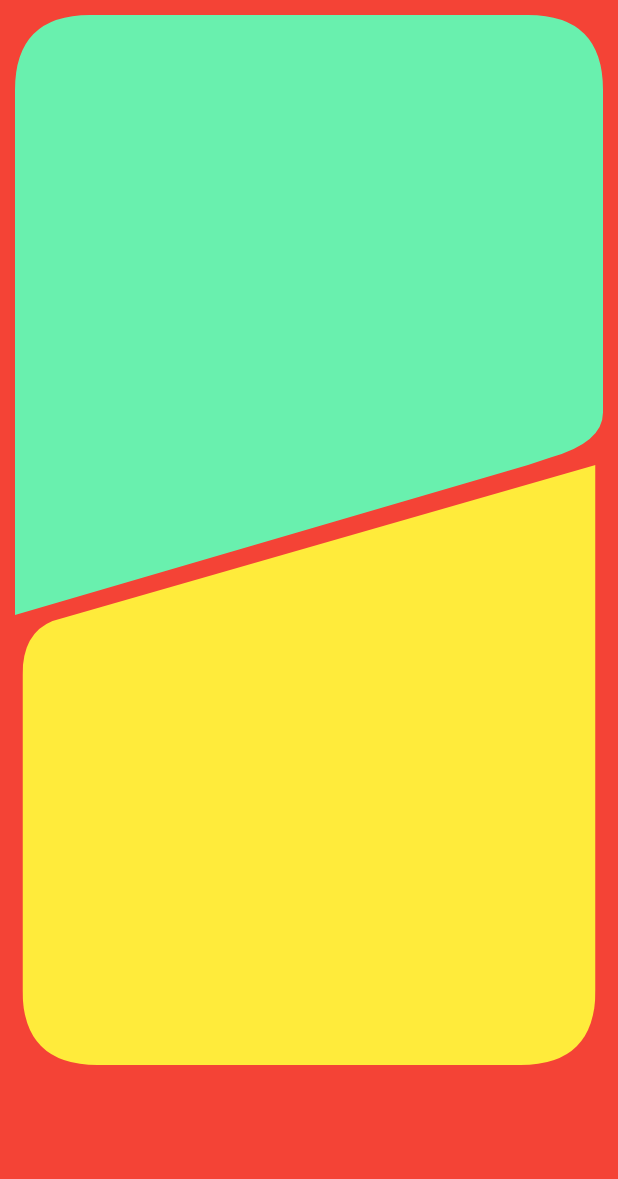
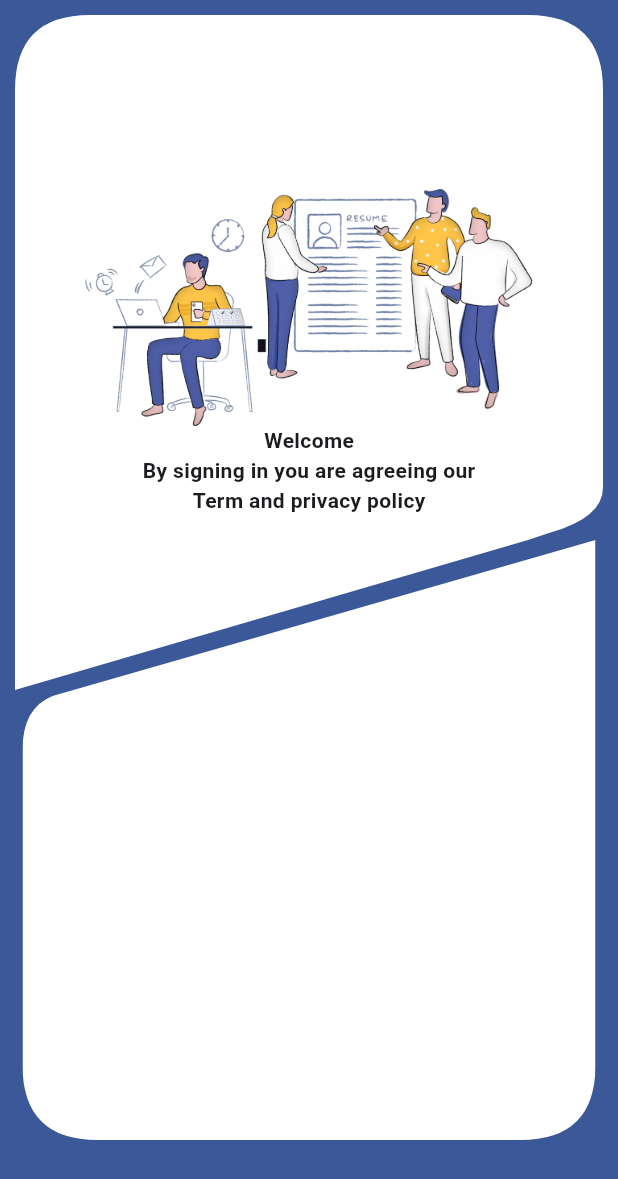
Before and after one commit to SyedPiyal/Login-UI-Flutter, a Flutter app: the screen it shows after launch, on a phone screen of 412 x 824 dp. Shown: the top 1179 px of the screen. Run offline on Flutter 3.47's test engine with Material 3 defaults, Android fonts, the phone set to English and light mode, and no system bars.

Commit message:
Login Page Design With Clip Path

```diff
--- a/lib/home_screen.dart
+++ b/lib/home_screen.dart
@@ -8,7 +8,7 @@ class HomeScreen extends StatelessWidget {
     return SafeArea(
       child: Scaffold(
         body: Container(
-          color: Colors.red,
+          color: Color(0xff3B5998),
           width: double.infinity,
           height: double.infinity,
           padding: const EdgeInsets.all(10),
@@ -17,19 +17,40 @@ class HomeScreen extends StatelessWidget {
               ClipPath(
                 clipper: ShapeChange2(),
                 child: Container(
-                  height: 400,
-                  color: Colors.greenAccent,
+                  height: 450,
+                  width: double.infinity,
+                  color: Colors.white,
+                  child: Column(
+                    mainAxisAlignment: MainAxisAlignment.center,
+                    children: [
+                      Image.asset(
+                        "assets/login.png",
+                      ),
+                      const Text(
+                        "Welcome",
+                        style: TextStyle(fontWeight: FontWeight.bold),
+                      ),
+                      const Text(
+                        "By signing in you are agreeing our",
+                        style: TextStyle(fontWeight: FontWeight.bold),
+                      ),
+                      const Text(
+                        "Term and privacy policy",
+                        style: TextStyle(fontWeight: FontWeight.bold),
+                      ),
+                    ],
+                  ),
                 ),
               ),
               Positioned(
-                top: 300,
+                top: 350,
                 left: 5,
                 right: 5,
                 child: ClipPath(
                   clipper: ShapeChange(),
                   child: Container(
                     height: 400,
-                    color: Colors.yellow,
+                    color: Colors.white,
                   ),
                 ),
               ),
--- a/pubspec.yaml
+++ b/pubspec.yaml
@@ -59,8 +59,8 @@ flutter:
   uses-material-design: true
 
   # To add assets to your application, add an assets section, like this:
-  # assets:
-  #   - images/a_dot_burr.jpeg
+  assets:
+    - assets/
   #   - images/a_dot_ham.jpeg
 
   # An image asset can refer to one or more resolution-specific "variants", see
```
Also changed, not shown: assets/login.png (added).
